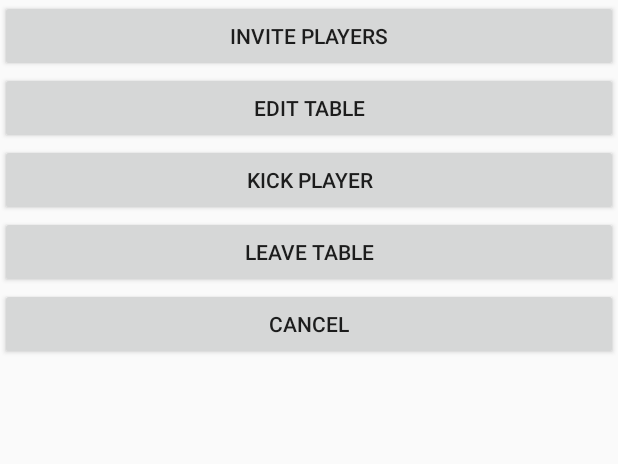
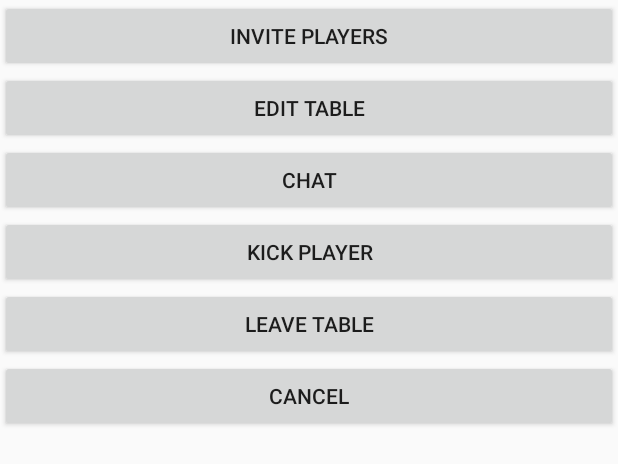
Before and after one commit to bergerm/BGFinder, an Android app: the layout table_options.xml on its own in the app's theme, with its tools: preview values and no code run, on a phone screen of 412 x 824 dp. Shown: the top 464 px of the screen. Run offline under Robolectric (Android 15) with nearby library versions, the phone set to English and light mode, and no system bars.

```diff
--- a/app/src/main/res/layout/table_options.xml
+++ b/app/src/main/res/layout/table_options.xml
@@ -15,6 +15,11 @@
         android:layout_height="wrap_content"
         android:id="@+id/table_option_edit_button" />
     <Button
+        android:text="chat"
+        android:layout_width="match_parent"
+        android:layout_height="wrap_content"
+        android:id="@+id/table_option_chat_button" />
+    <Button
         android:text="kick player"
         android:layout_width="match_parent"
         android:layout_height="wrap_content"
```
Also changed, not shown: app/src/main/java/com/bgonline/bgfinder/TablesFragment.java (+17 -0 lines), app/src/main/res/layout/tables_list.xml (+16 -1 lines).
